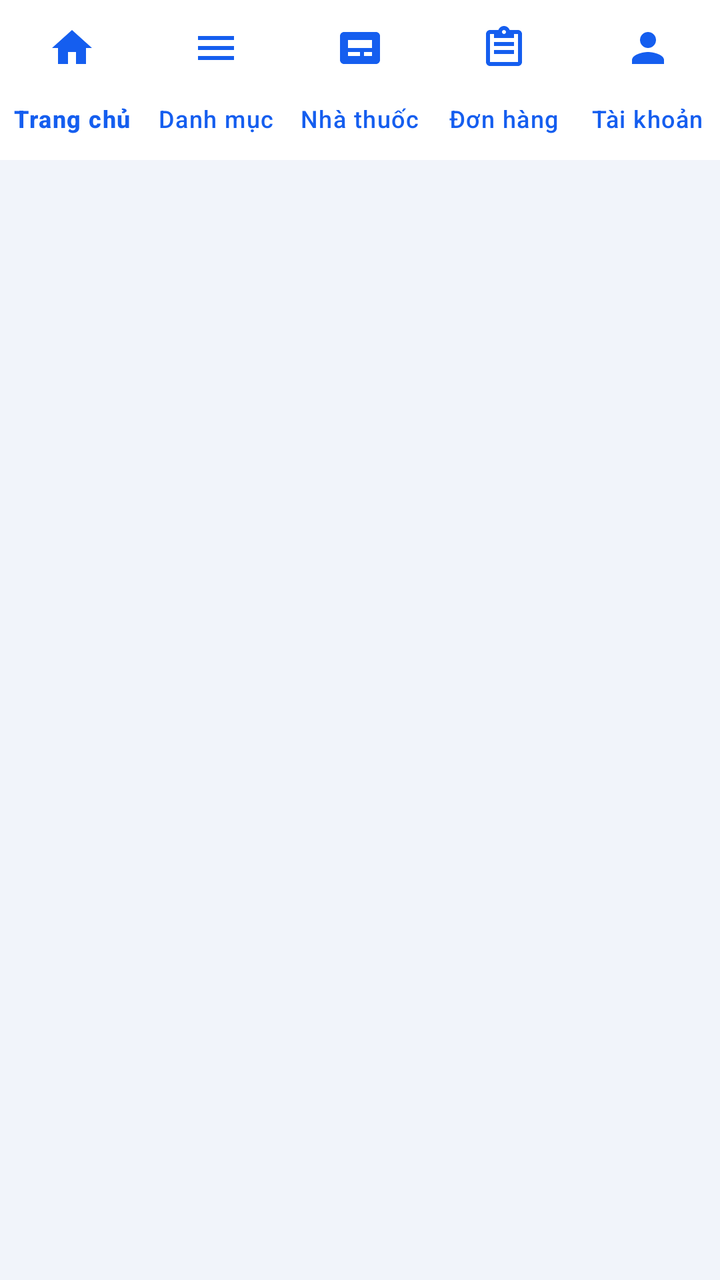
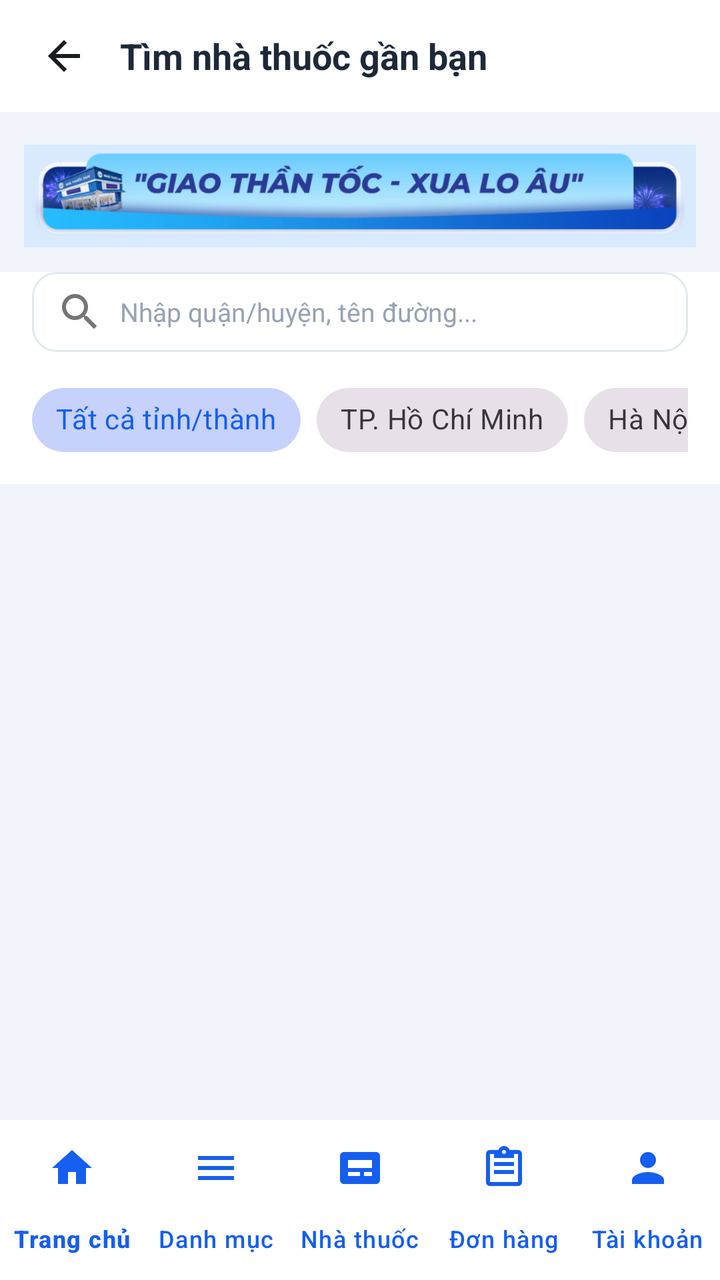

An Android layout rendered at two revisions. The XML below is the earlier revision; the diff shows what the commit changed to produce the second picture.
<!-- AndroidManifest.xml: application theme Theme.Appnhathuoc -->
<!-- res/layout/activity_store.xml -->
<?xml version="1.0" encoding="utf-8"?>
<RelativeLayout xmlns:android="http://schemas.android.com/apk/res/android"
    xmlns:app="http://schemas.android.com/apk/res-auto"
    android:layout_width="match_parent"
    android:layout_height="match_parent"
    android:background="@color/bg_light">

    
    <LinearLayout
        android:id="@+id/header_store"
        android:layout_width="match_parent"
        android:layout_height="56dp"
        android:layout_alignParentTop="true"
        android:background="@color/white"
        android:gravity="center_vertical"
        android:orientation="horizontal"
        android:paddingHorizontal="16dp">

        <ImageView
            android:id="@+id/btn_back_store"
            android:layout_width="32dp"
            android:layout_height="32dp"
            android:background="?attr/selectableItemBackgroundBorderless"
            android:contentDescription="Back"
            android:padding="4dp"
            android:src="@drawable/ic_back" />

        <TextView
            android:layout_width="0dp"
            android:layout_height="wrap_content"
            android:layout_marginStart="12dp"
            android:layout_weight="1"
            android:text="Tìm nhà thuốc gần bạn"
            android:textColor="@color/text_primary"
            android:textSize="18sp"
            android:textStyle="bold" />
    </LinearLayout>

    <include
        android:id="@+id/bottom_navigation"
        layout="@layout/view_bottom_navigation"
        android:layout_alignParentBottom="true" />

    
    <LinearLayout
        android:layout_width="match_parent"
        android:layout_height="match_parent"
        android:layout_above="@id/bottom_navigation"
        android:layout_below="@id/header_store"
        android:orientation="vertical">

        <include layout="@layout/view_medigo_delivery_banner" />

        
        <LinearLayout
            android:layout_width="match_parent"
            android:layout_height="wrap_content"
            android:background="@color/white"
            android:paddingHorizontal="16dp"
            android:paddingBottom="10dp">

            <EditText
                android:id="@+id/et_search_store"
                android:layout_width="match_parent"
                android:layout_height="40dp"
                android:background="@drawable/bg_search_box"
                android:drawableStart="@drawable/ic_search"
                android:drawablePadding="8dp"
                android:hint="Nhập quận/huyện, tên đường..."
                android:inputType="text"
                android:paddingHorizontal="12dp"
                android:textColor="@color/text_primary"
                android:textColorHint="@color/text_muted"
                android:textSize="13sp" />
        </LinearLayout>

        
        <HorizontalScrollView
            android:layout_width="match_parent"
            android:layout_height="wrap_content"
            android:background="@color/white"
            android:paddingHorizontal="16dp"
            android:paddingBottom="8dp"
            android:scrollbars="none">

            <com.google.android.material.chip.ChipGroup
                android:id="@+id/chip_group_store_city"
                android:layout_width="wrap_content"
                android:layout_height="wrap_content"
                app:singleSelection="true">

                <com.google.android.material.chip.Chip
                    android:id="@+id/chip_city_all"
                    style="@style/Widget.MaterialComponents.Chip.Choice"
                    android:layout_width="wrap_content"
                    android:layout_height="wrap_content"
                    android:checked="true"
                    android:text="Tất cả tỉnh/thành" />

                <com.google.android.material.chip.Chip
                    android:id="@+id/chip_city_hcm"
                    style="@style/Widget.MaterialComponents.Chip.Choice"
                    android:layout_width="wrap_content"
                    android:layout_height="wrap_content"
                    android:text="TP. Hồ Chí Minh" />

                <com.google.android.material.chip.Chip
                    android:id="@+id/chip_city_hanoi"
                    style="@style/Widget.MaterialComponents.Chip.Choice"
                    android:layout_width="wrap_content"
                    android:layout_height="wrap_content"
                    android:text="Hà Nội" />

                <com.google.android.material.chip.Chip
                    android:id="@+id/chip_city_danang"
                    style="@style/Widget.MaterialComponents.Chip.Choice"
                    android:layout_width="wrap_content"
                    android:layout_height="wrap_content"
                    android:text="Đà Nẵng" />
            </com.google.android.material.chip.ChipGroup>
        </HorizontalScrollView>

        <androidx.recyclerview.widget.RecyclerView
            android:id="@+id/rv_stores"
            android:layout_width="match_parent"
            android:layout_height="0dp"
            android:layout_weight="1"
            android:paddingVertical="6dp" />

    </LinearLayout>

</RelativeLayout>
<!-- res/layout/view_bottom_navigation.xml (included above) -->
<?xml version="1.0" encoding="utf-8"?>
<com.google.android.material.bottomnavigation.BottomNavigationView xmlns:android="http://schemas.android.com/apk/res/android"
    xmlns:app="http://schemas.android.com/apk/res-auto"
    android:id="@+id/bottom_navigation"
    android:layout_width="match_parent"
    android:layout_height="wrap_content"
    android:background="@color/white"
    app:elevation="8dp"
    app:itemIconTint="@color/primary"
    app:itemTextColor="@color/primary"
    app:labelVisibilityMode="labeled"
    app:menu="@menu/bottom_nav_menu" />
<!-- res/layout/view_medigo_delivery_banner.xml (included above) -->
<?xml version="1.0" encoding="utf-8"?>
<ImageView xmlns:android="http://schemas.android.com/apk/res/android"
    android:layout_width="match_parent"
    android:layout_height="60dp"
    android:layout_marginHorizontal="12dp"
    android:layout_marginTop="12dp"
    android:layout_marginBottom="8dp"
    android:contentDescription="Giao thần tốc - xua lo âu"
    android:scaleType="fitCenter"
    android:src="@drawable/medigo_delivery_banner" />
<!-- resources referenced by this layout -->
<resources>
  <color name="bg_light">#F1F4FA</color>
  <color name="primary">#155EEF</color>
  <color name="text_muted">#98A2B3</color>
  <color name="text_primary">#1D2939</color>
  <color name="white">#FFFFFFFF</color>
  <!-- drawable bg_search_box (drawable) -->
  <?xml version="1.0" encoding="utf-8"?>
  <shape xmlns:android="http://schemas.android.com/apk/res/android"
      android:shape="rectangle">
      <solid android:color="#FFFFFF" />
      <corners android:radius="12dp" />
      <stroke
          android:width="1dp"
          android:color="@color/border_light" />
  </shape>
  <!-- drawable ic_back (drawable) -->
  <vector xmlns:android="http://schemas.android.com/apk/res/android"
      android:width="24dp"
      android:height="24dp"
      android:viewportWidth="24"
      android:viewportHeight="24">
    <path
        android:fillColor="#FF1A1D20"
        android:pathData="M20,11H7.83l5.59,-5.59L12,4l-8,8 8,8 1.41,-1.41L7.83,13H20v-2z"/>
  </vector>
  <!-- drawable ic_search (drawable) -->
  <vector xmlns:android="http://schemas.android.com/apk/res/android"
      android:width="24dp"
      android:height="24dp"
      android:viewportWidth="24"
      android:viewportHeight="24">
    <path
        android:fillColor="#FF757575"
        android:pathData="M15.5,14h-.79l-.28,-0.27C15.41,12.59 16,11.11 16,9.5 16,5.91 13.09,3 9.5,3S3,5.91 3,9.5 5.91,16 9.5,16c1.61,0 3.09,-0.59 4.23,-1.57l.27,.28v.79l5,4.99L20.49,19l-4.99,-5zm-6,0C7.01,14 5,11.99 5,9.5S7.01,5 9.5,5 14,7.01 14,9.5 11.99,14 9.5,14z"/>
  </vector>
  <!-- drawable medigo_delivery_banner: png bitmap (drawable-nodpi, 86208 bytes) -->
  <style name="Theme.Appnhathuoc" parent="Base.Theme.Appnhathuoc" />
  <color name="border_light">#E3E8F0</color>
  <style name="Base.Theme.Appnhathuoc" parent="Theme.Material3.DayNight.NoActionBar">
          
          <item name="colorPrimary">@color/primary</item>
          <item name="colorPrimaryVariant">@color/primary_dark</item>
          <item name="colorOnPrimary">@color/white</item>
          <item name="colorControlActivated">@color/primary</item>
          <item name="android:colorAccent">@color/primary</item>
          
          <item name="colorSecondary">@color/medigo_pink</item>
          <item name="colorOnSecondary">@color/white</item>
          
          <item name="android:statusBarColor">@color/primary_dark</item>
          <item name="android:navigationBarColor">@color/white</item>
          <item name="android:windowLightNavigationBar">true</item>
          <item name="android:windowLightStatusBar">false</item>
      </style>
  <color name="primary_dark">#1048B8</color>
  <color name="medigo_pink">#D50072</color>
</resources>

<!-- the commit's change to res/layout/activity_store.xml (unified diff, before → after) -->
@@ -1,4 +1,5 @@
 <?xml version="1.0" encoding="utf-8"?>
+
 <RelativeLayout xmlns:android="http://schemas.android.com/apk/res/android"
     xmlns:app="http://schemas.android.com/apk/res-auto"
     android:layout_width="match_parent"
@@ -39,6 +40,8 @@
     <include
         android:id="@+id/bottom_navigation"
         layout="@layout/view_bottom_navigation"
+        android:layout_width="match_parent"
+        android:layout_height="wrap_content"
         android:layout_alignParentBottom="true" />
 
     
